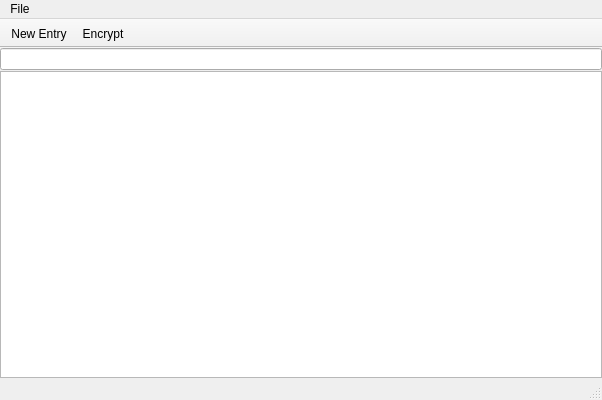
The window that Wilhelmina/Wilhelmina.ui (nrosvall/Wilhelmina) describes before a commit, drawn with Qt 5.
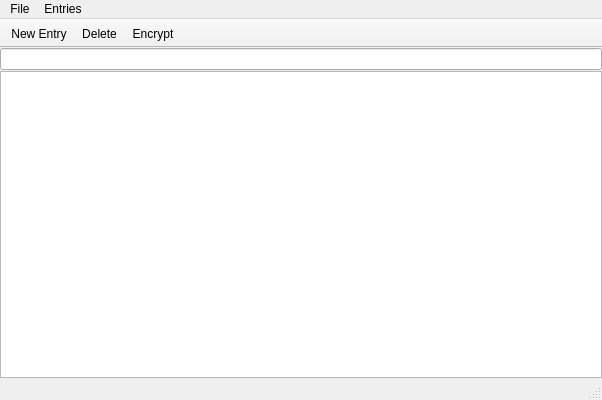
The same window after the commit. Icons and pictures are not drawn.

```diff
--- a/Wilhelmina/Wilhelmina.ui
+++ b/Wilhelmina/Wilhelmina.ui
@@ -81,9 +81,15 @@
     <property name="toolTipsVisible">
      <bool>true</bool>
     </property>
+   </widget>
+   <widget class="QMenu" name="menuEntries">
+    <property name="title">
+     <string>Entries</string>
+    </property>
     <addaction name="actionNew"/>
    </widget>
    <addaction name="menuFile"/>
+   <addaction name="menuEntries"/>
   </widget>
   <widget class="QToolBar" name="mainToolBar">
    <property name="movable">
@@ -108,6 +114,7 @@
     <bool>false</bool>
    </attribute>
    <addaction name="actionNew"/>
+   <addaction name="actionDelete"/>
    <addaction name="actionEncrypt"/>
   </widget>
   <widget class="QStatusBar" name="statusBar"/>
@@ -144,6 +151,21 @@
     <string>Ctrl+L</string>
    </property>
   </action>
+  <action name="actionDelete">
+   <property name="icon">
+    <iconset resource="Wilhelmina.qrc">
+     <normaloff>:/wilhelmina/icons/delete.png</normaloff>:/wilhelmina/icons/delete.png</iconset>
+   </property>
+   <property name="text">
+    <string>Delete</string>
+   </property>
+   <property name="toolTip">
+    <string>Delete an entry</string>
+   </property>
+   <property name="shortcut">
+    <string>Del</string>
+   </property>
+  </action>
  </widget>
  <layoutdefault spacing="6" margin="11"/>
  <resources>
```
Left out of the diff: 24 changed lines with no effect on the pictures.
